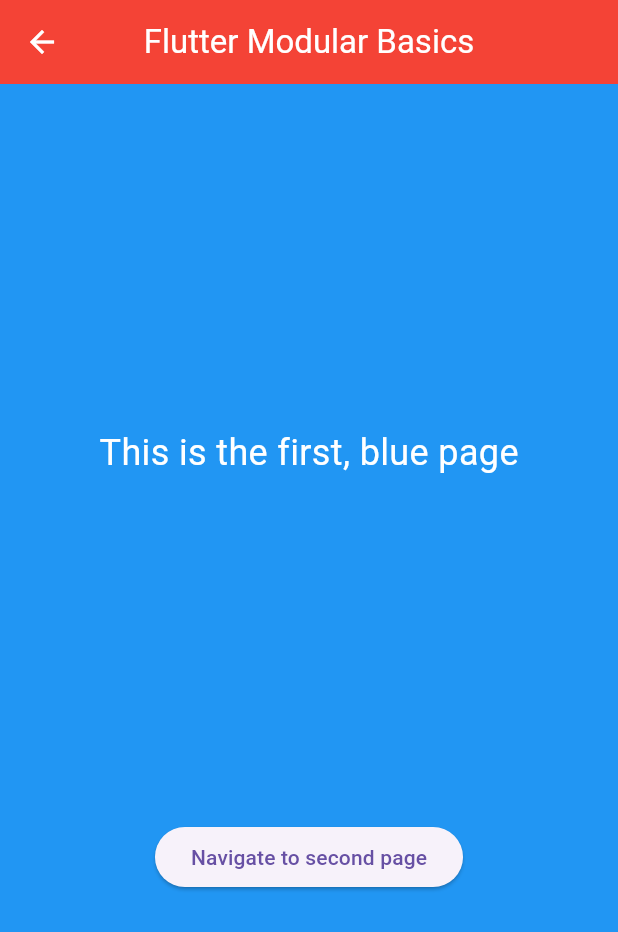
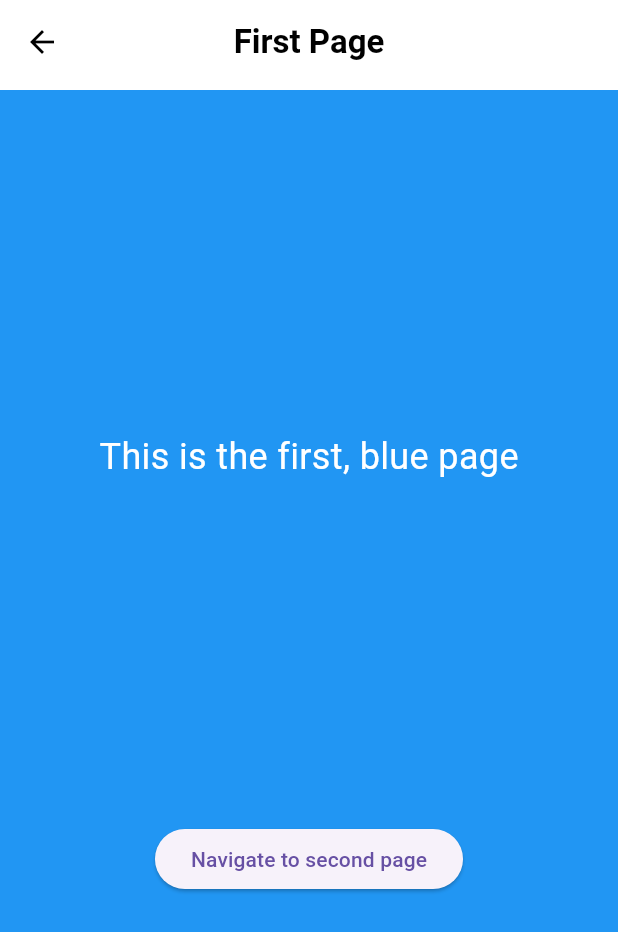
Before and after one commit to kubaolszewski/flutter_modular_introduction_app, a Flutter app: the screen it shows after launch, on a phone screen of 412 x 824 dp. Shown: the top 932 px of the screen. Run offline on Flutter 3.47's test engine with Material 2 defaults, Android fonts, the phone set to English and light mode, and no system bars.

Commit message:
Implement appbar with title message depending on displayed screen

```diff
--- a/lib/app/features/first_page/first_page.dart
+++ b/lib/app/features/first_page/first_page.dart
@@ -1,12 +1,13 @@
 import 'package:flutter/material.dart';
 import 'package:flutter_modular_introduction_app/app/features/second_page/second_page.dart';
+import 'package:flutter_modular_introduction_app/app/home_page.dart';
 
 class FirstPage extends StatelessWidget {
   const FirstPage({super.key});
 
   @override
   Widget build(BuildContext context) {
-    return Scaffold(
+    return Scaffold(appBar: const CustomAppBar(title:'First Page'),
       body: Container(
           color: Colors.blue,
           child: Center(
--- a/lib/app/features/second_page/second_page.dart
+++ b/lib/app/features/second_page/second_page.dart
@@ -1,12 +1,14 @@
 import 'package:flutter/material.dart';
 import 'package:flutter_modular_introduction_app/app/features/third_page/third_page.dart';
+import 'package:flutter_modular_introduction_app/app/home_page.dart';
 
 class SecondPage extends StatelessWidget {
   const SecondPage({super.key});
 
   @override
   Widget build(BuildContext context) {
-    return Container(
+    return Scaffold(appBar: const CustomAppBar(title:'Second Page'),
+      body: Container(
           color: Colors.green,
           child: Center(
             child: Column(
@@ -25,6 +27,7 @@
               ],
             ),
           ),
+        ),
     );
   }
 }
--- a/lib/app/features/third_page/third_page.dart
+++ b/lib/app/features/third_page/third_page.dart
@@ -1,12 +1,15 @@
 import 'package:flutter/material.dart';
 import 'package:flutter_modular_introduction_app/app/features/first_page/first_page.dart';
+import 'package:flutter_modular_introduction_app/app/home_page.dart';
 
 class ThirdPage extends StatelessWidget {
   const ThirdPage({super.key});
 
   @override
   Widget build(BuildContext context) {
-    return Container(
+    return Scaffold(
+      appBar: const CustomAppBar(title:'Third Page'),
+      body: Container(
         color: Colors.orange,
         child: Center(
           child: Column(
@@ -25,6 +28,7 @@
             ],
           ),
         ),
+      ),
     );
   }
 }
--- /dev/null
+++ b/lib/app/home_page.dart
@@ -0,0 +1,46 @@
+import 'package:flutter/material.dart';
+import 'package:flutter_modular_introduction_app/app/features/first_page/first_page.dart';
+
+class HomePage extends StatelessWidget {
+  const HomePage({super.key});
+
+  @override
+  Widget build(BuildContext context) {
+    return const Scaffold(
+      body: FirstPage(),
+    );
+  }
+}
+
+class CustomAppBar extends StatelessWidget implements PreferredSizeWidget {
+  final double appBarHeight = 60;
+  final String title;
+  const CustomAppBar({
+    super.key,
+    required this.title,
+  });
+
+  @override
+  Size get preferredSize => Size.fromHeight(appBarHeight);
+
+  @override
+  Widget build(BuildContext context) {
+    return AppBar(
+      backgroundColor: Colors.white,
+      centerTitle: true,
+      title: Text(
+        title,
+        style: const TextStyle(color: Colors.black,fontWeight: FontWeight.bold),
+      ),
+      leading: IconButton(
+        icon: const Icon(
+          Icons.arrow_back,
+          color: Colors.black,
+        ),
+        onPressed: () {
+          Navigator.of(context).pop();
+        },
+      ),
+    );
+  }
+}
--- a/lib/main.dart
+++ b/lib/main.dart
@@ -1,5 +1,5 @@
 import 'package:flutter/material.dart';
-import 'package:flutter_modular_introduction_app/app/features/first_page/first_page.dart';
+import 'package:flutter_modular_introduction_app/app/home_page.dart';
 
 void main() {
   runApp(const MyApp());
@@ -12,6 +12,7 @@
   Widget build(BuildContext context) {
     return MaterialApp(
       title: 'Flutter Demo',
+      debugShowCheckedModeBanner: false,
       theme: ThemeData(
         primarySwatch: Colors.purple,
         useMaterial3: true,
@@ -20,33 +21,3 @@
     );
   }
 }
-
-class HomePage extends StatelessWidget {
-  const HomePage({
-    super.key,
-  });
-
-  @override
-  Widget build(BuildContext context) {
-    return Scaffold(
-      appBar: AppBar(
-        backgroundColor: Colors.red,
-        centerTitle: true,
-        title: const Text(
-          'Flutter Modular Basics',
-          style: TextStyle(color: Colors.white),
-        ),
-        leading: IconButton(
-          icon: const Icon(
-            Icons.arrow_back,
-            color: Colors.white,
-          ),
-          onPressed: () {
-            Navigator.of(context).pop();
-          },
-        ),
-      ),
-      body: const FirstPage(),
-    );
-  }
-}
```
Lines whose indentation alone changed are shown as unchanged.
